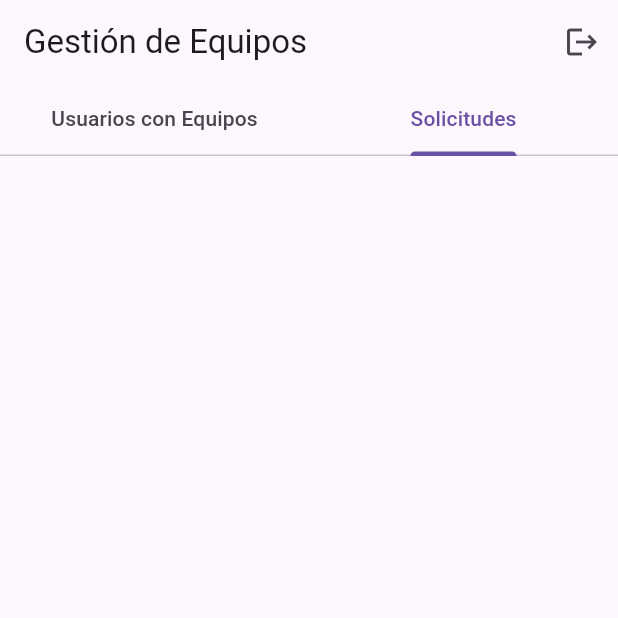
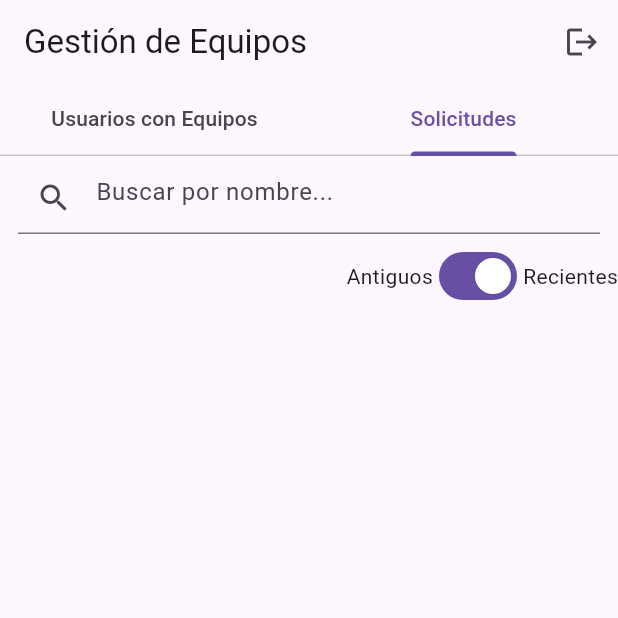
Before and after one commit to Kenss12345/app_comu, a Flutter app: the UsuariosConEquiposScreen screen opened by its route, tab 2 chosen, on a phone screen of 412 x 824 dp, the top half of it. Run offline on Flutter 3.47's test engine with Material 3 defaults, Android fonts, the phone set to English and light mode, and no system bars; our stand-ins replace carousel_slider, cloud_firestore, firebase_auth, firebase_core, google_maps_flutter, google_sign_in; missing offline and left inert: mailer; accounts and stored records are empty.

Commit message:
Implementación de filtros de las solicitudes

```diff
--- a/lib/screens/login_screen.dart
+++ b/lib/screens/login_screen.dart
@@ -1,5 +1,4 @@
 import 'package:app_comu/main.dart';
-import 'package:app_comu/screens/usuarios_con_equipos_screen.dart';
 import 'package:cloud_firestore/cloud_firestore.dart';
 import 'package:flutter/material.dart';
 import 'package:app_comu/utils/dialogs.dart';
--- a/lib/screens/usuarios_con_equipos_screen.dart
+++ b/lib/screens/usuarios_con_equipos_screen.dart
@@ -1,7 +1,6 @@
 import 'package:cloud_firestore/cloud_firestore.dart';
 import 'package:flutter/material.dart';
 import 'detalle_prestamo_screen.dart';
-import 'mapa_screen.dart';
 import 'package:firebase_auth/firebase_auth.dart';
 import 'package:google_sign_in/google_sign_in.dart';      // si usas Google Sign-In
 import '../main.dart';
@@ -22,6 +21,8 @@ class _UsuariosConEquiposScreenState extends State<UsuariosConEquiposScreen> {
   String filtroNombre = "";
   bool filtrarMenosDe5Horas = false;
   bool _procesandoSolicitud = false;
+  String filtroNombreSolicitante = "";
+  bool ordenarRecientesPrimero = true;
 
 
   @override
@@ -300,7 +301,24 @@ class _UsuariosConEquiposScreenState extends State<UsuariosConEquiposScreen> {
 
   // Pestaña de Solicitudes
   Widget _buildSolicitudesTab() {
-    return StreamBuilder<QuerySnapshot>(
+    return Column(
+    children: [
+      // Filtro por nombre de solicitante
+      Padding(
+        padding: const EdgeInsets.symmetric(horizontal: 12, vertical: 4),
+        child: TextField(
+          decoration: const InputDecoration(
+            hintText: "Buscar por nombre...",
+            prefixIcon: Icon(Icons.search),
+          ),
+          onChanged: (valor) {
+            setState(() {
+              filtroNombreSolicitante = valor.trim().toLowerCase();
+            });
+          },
+        ),
+      ),
+    /*return StreamBuilder<QuerySnapshot>(
       stream: FirebaseFirestore.instance.collection('solicitudes').snapshots(),
       builder: (context, snapshot) {
         if (snapshot.connectionState == ConnectionState.waiting) {
@@ -310,7 +328,60 @@ class _UsuariosConEquiposScreenState extends State<UsuariosConEquiposScreen> {
           return const Center(child: Text("Error al cargar solicitudes."));
         }
 
-        final solicitudes = snapshot.data?.docs ?? [];
+        final solicitudes = snapshot.data?.docs ?? [];*/
+
+        // Switch de orden por horario
+        Row(
+          mainAxisAlignment: MainAxisAlignment.end,
+          children: [
+            const Text("Antiguos"),
+            Switch(
+              value: ordenarRecientesPrimero,
+              onChanged: (val) => setState(() => ordenarRecientesPrimero = val),
+            ),
+            const Text("Recientes"),
+          ],
+        ),
+        Expanded(
+          child: StreamBuilder<QuerySnapshot>(
+            stream: FirebaseFirestore.instance.collection('solicitudes').snapshots(),
+            builder: (context, snapshot) {
+              if (snapshot.connectionState == ConnectionState.waiting) {
+                return const Center(child: CircularProgressIndicator());
+              }
+              if (snapshot.hasError) {
+                return const Center(child: Text("Error al cargar solicitudes."));
+              }
+              var solicitudes = snapshot.data?.docs ?? [];
+
+        // FILTRO POR NOMBRE DE SOLICITANTE
+        if (filtroNombreSolicitante.isNotEmpty) {
+          solicitudes = solicitudes.where((doc) {
+            final nombre = (doc['nombre'] ?? '').toString().toLowerCase();
+            return nombre.contains(filtroNombreSolicitante);
+          }).toList();
+        }
+
+        // ORDENAR POR FECHA ENVIO
+        solicitudes.sort((a, b) {
+          final tsA = a['fecha_envio'];
+          final tsB = b['fecha_envio'];
+          DateTime dtA, dtB;
+          if (tsA is Timestamp) {
+            dtA = tsA.toDate();
+          } else {
+            dtA = DateTime.now();
+          }
+          if (tsB is Timestamp) {
+            dtB = tsB.toDate();
+          } else {
+            dtB = DateTime.now();
+          }
+          return ordenarRecientesPrimero
+              ? dtB.compareTo(dtA)
+              : dtA.compareTo(dtB);
+        });
+
         return ListView.builder(
           itemCount: solicitudes.length,
           itemBuilder: (context, index) {
@@ -347,6 +418,9 @@ class _UsuariosConEquiposScreenState extends State<UsuariosConEquiposScreen> {
           },
         );
       },
+          ),
+        ),
+      ],
     );
   }
 
```
